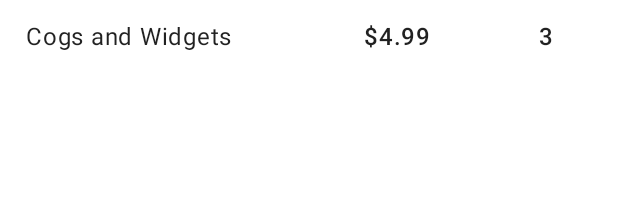
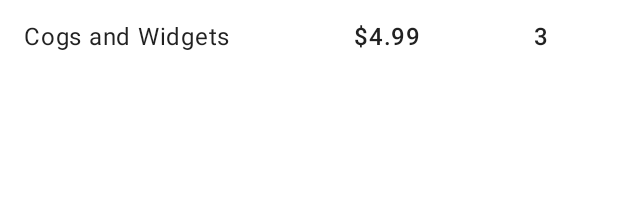
Before and after one commit to Thomas-Giros/InventoryApp, an Android app: the layout item_list_item.xml on its own in the app's theme, with its tools: preview values and no code run, on a phone screen of 412 x 824 dp. Shown: the top 215 px of the screen. Run offline under Robolectric (Android 15) with nearby library versions, the phone set to English and light mode, and no system bars.

Commit message:
Layout set to attach parent false and added linear segment to make the list view positionning coherent

```diff
--- a/app/src/main/java/com/example/inventory/data/Item.kt
+++ b/app/src/main/java/com/example/inventory/data/Item.kt
@@ -3,6 +3,7 @@ package com.example.inventory.data
 import androidx.room.ColumnInfo
 import androidx.room.Entity
 import androidx.room.PrimaryKey
+import java.text.NumberFormat
 
 @Entity(tableName = "item")
 data class Item(
@@ -15,3 +16,6 @@ data class Item(
     @ColumnInfo(name = "quantity")
     val quantityInStock: Int
 )
+
+fun Item.getFormattedPrice(): String =
+    NumberFormat.getCurrencyInstance().format(itemPrice)
--- a/app/src/main/res/layout/activity_main.xml
+++ b/app/src/main/res/layout/activity_main.xml
@@ -24,8 +24,8 @@
     <androidx.fragment.app.FragmentContainerView
         android:id="@+id/nav_host_fragment"
         android:name="androidx.navigation.fragment.NavHostFragment"
-        android:layout_width="0dp"
-        android:layout_height="0dp"
+        android:layout_width="match_parent"
+        android:layout_height="match_parent"
         app:defaultNavHost="true"
         app:layout_constraintBottom_toBottomOf="parent"
         app:layout_constraintLeft_toLeftOf="parent"
--- a/app/src/main/res/layout/item_list_fragment.xml
+++ b/app/src/main/res/layout/item_list_fragment.xml
@@ -13,8 +13,7 @@
   ~ See the License for the specific language governing permissions and
   ~ limitations under the License.
   -->
-<androidx.constraintlayout.widget.ConstraintLayout
-    xmlns:android="http://schemas.android.com/apk/res/android"
+<androidx.constraintlayout.widget.ConstraintLayout xmlns:android="http://schemas.android.com/apk/res/android"
     xmlns:app="http://schemas.android.com/apk/res-auto"
     xmlns:tools="http://schemas.android.com/tools"
     android:layout_width="match_parent"
--- a/app/src/main/res/layout/item_list_item.xml
+++ b/app/src/main/res/layout/item_list_item.xml
@@ -25,10 +25,9 @@
     <TextView
         android:id="@+id/item_name"
         style="@style/Widget.Inventory.ListItemTextView"
-        android:layout_width="180dp"
-        android:layout_marginStart="@dimen/margin_between_elements"
+        android:layout_width="wrap_content"
+        android:layout_marginStart="16dp"
         android:fontFamily="sans-serif"
-        app:layout_constraintEnd_toStartOf="@+id/item_price"
         app:layout_constraintStart_toStartOf="parent"
         app:layout_constraintTop_toTopOf="parent"
         tools:text="Cogs and Widgets" />
@@ -36,28 +35,41 @@
     <TextView
         android:id="@+id/item_price"
         style="@style/Widget.Inventory.ListItemTextView"
-        android:layout_width="100dp"
+        android:layout_width="wrap_content"
         android:layout_below="@+id/item_name"
-        android:layout_marginStart="@dimen/margin_between_elements"
         android:fontFamily="sans-serif-medium"
         android:textAlignment="center"
-        app:layout_constraintEnd_toStartOf="@+id/item_quantity"
+        app:layout_constraintEnd_toStartOf="@+id/guideline3"
         app:layout_constraintHorizontal_weight="1"
-        app:layout_constraintStart_toEndOf="@+id/item_name"
+        app:layout_constraintStart_toStartOf="@+id/guideline2"
         app:layout_constraintTop_toTopOf="parent"
         tools:text="$4.99" />
 
     <TextView
         android:id="@+id/item_quantity"
         style="@style/Widget.Inventory.ListItemTextView"
-        android:layout_width="80dp"
+        android:layout_width="wrap_content"
         android:layout_alignParentEnd="true"
-        android:layout_marginEnd="@dimen/margin_between_elements"
         android:fontFamily="sans-serif-medium"
         android:textAlignment="center"
         app:layout_constraintEnd_toEndOf="parent"
         app:layout_constraintHorizontal_weight="1"
+        app:layout_constraintStart_toStartOf="@+id/guideline3"
         app:layout_constraintTop_toTopOf="parent"
         tools:text="3" />
 
+    <androidx.constraintlayout.widget.Guideline
+        android:id="@+id/guideline2"
+        android:layout_width="wrap_content"
+        android:layout_height="wrap_content"
+        android:orientation="vertical"
+        app:layout_constraintGuide_percent="0.50" />
+
+    <androidx.constraintlayout.widget.Guideline
+        android:id="@+id/guideline3"
+        android:layout_width="wrap_content"
+        android:layout_height="wrap_content"
+        android:orientation="vertical"
+        app:layout_constraintGuide_percent="0.75" />
+
 </androidx.constraintlayout.widget.ConstraintLayout>
```
Also changed, not shown: app/src/main/java/com/example/inventory/InventoryViewModel.kt (+5 -3 lines), app/src/main/java/com/example/inventory/ItemListFragment.kt (+22 -1 lines), app/src/main/java/com/example/inventory/adapter/ItemListAdapter.kt (added, +60 -0 lines).
